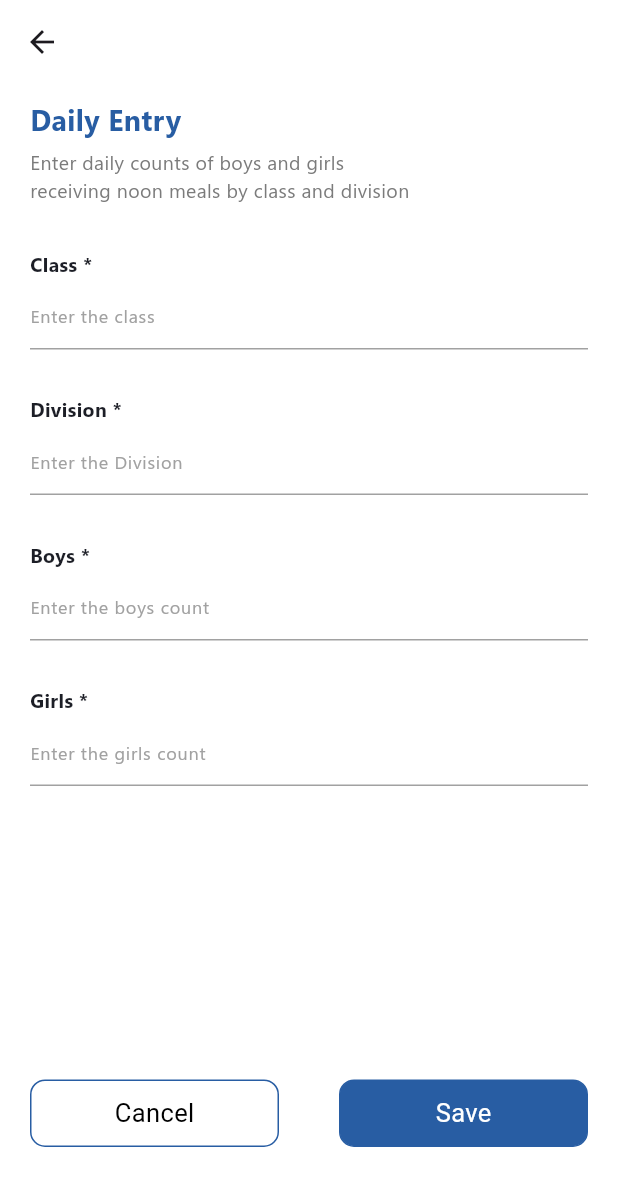
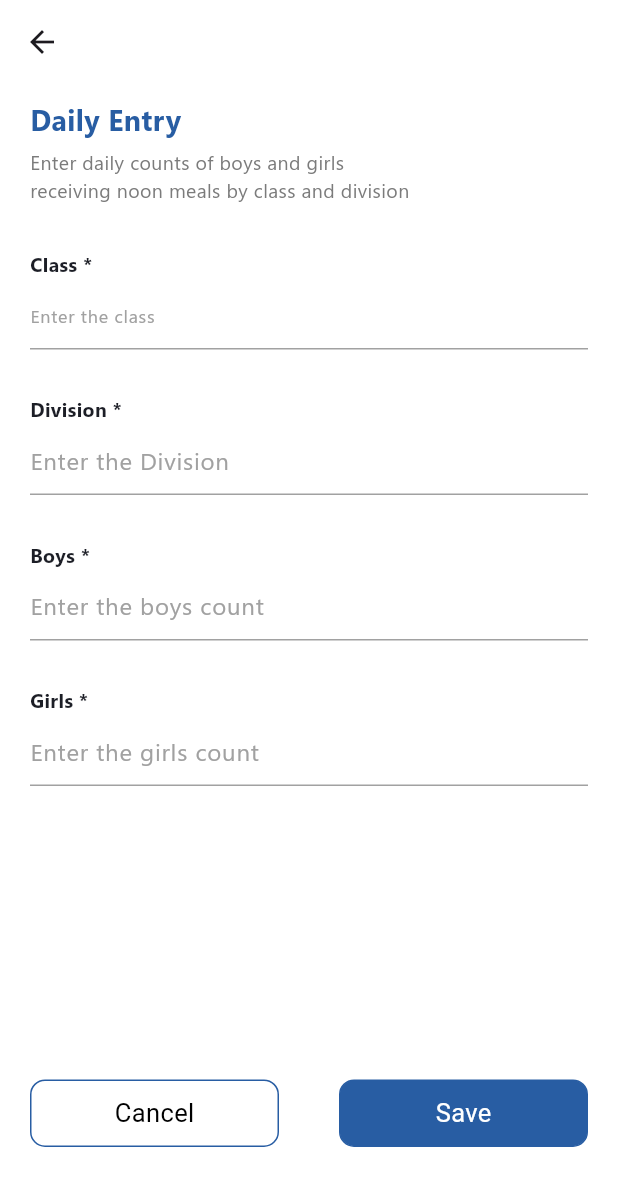
Before and after one commit to habeebrahman021/chss_noon_meal, a Flutter app: the StudentEntry screen opened by its route, on a phone screen of 412 x 824 dp. Shown: the top 1186 px of the screen. Run offline on Flutter 3.47's test engine with Material 3 defaults, Android fonts, the light colour scheme and no system bars; our stand-ins replace cloud_firestore, either_dart, equatable, firebase_core, flutter_bloc, fluttertoast and 5 more; accounts and stored records are empty; Roboto replaces fonts that are missing (UbuntuMedium).

Commit message:
UI Updates

```diff
--- a/lib/presentation/student_entry/screen/student_entry.dart
+++ b/lib/presentation/student_entry/screen/student_entry.dart
@@ -118,7 +118,7 @@ class StudentEntry extends StatelessWidget {
                         child: TextField(
                           decoration: InputDecoration(
                             hintText: 'Enter the Division',
-                            hintStyle: TextStyle(color: AppColors.textColor,fontSize: 12),
+                            hintStyle: TextStyle(color: AppColors.textColor),
                             border: UnderlineInputBorder(
                               borderSide: BorderSide(color: AppColors.textColor), // Default bottom border
                             ),
@@ -151,7 +151,7 @@ class StudentEntry extends StatelessWidget {
                         child: TextField(
                           decoration: InputDecoration(
                             hintText: 'Enter the boys count',
-                            hintStyle: TextStyle(color: AppColors.textColor,fontSize: 12),
+                            hintStyle: TextStyle(color: AppColors.textColor),
                             border: UnderlineInputBorder(
                               borderSide: BorderSide(color: AppColors.textColor), // Default bottom border
                             ),
@@ -184,7 +184,7 @@ class StudentEntry extends StatelessWidget {
                         child: TextField(
                           decoration: InputDecoration(
                             hintText: 'Enter the girls count',
-                            hintStyle: TextStyle(color: AppColors.textColor,fontSize: 12),
+                            hintStyle: TextStyle(color: AppColors.textColor),
                             border: UnderlineInputBorder(
                               borderSide: BorderSide(color: AppColors.textColor), // Default bottom border
                             ),
```
